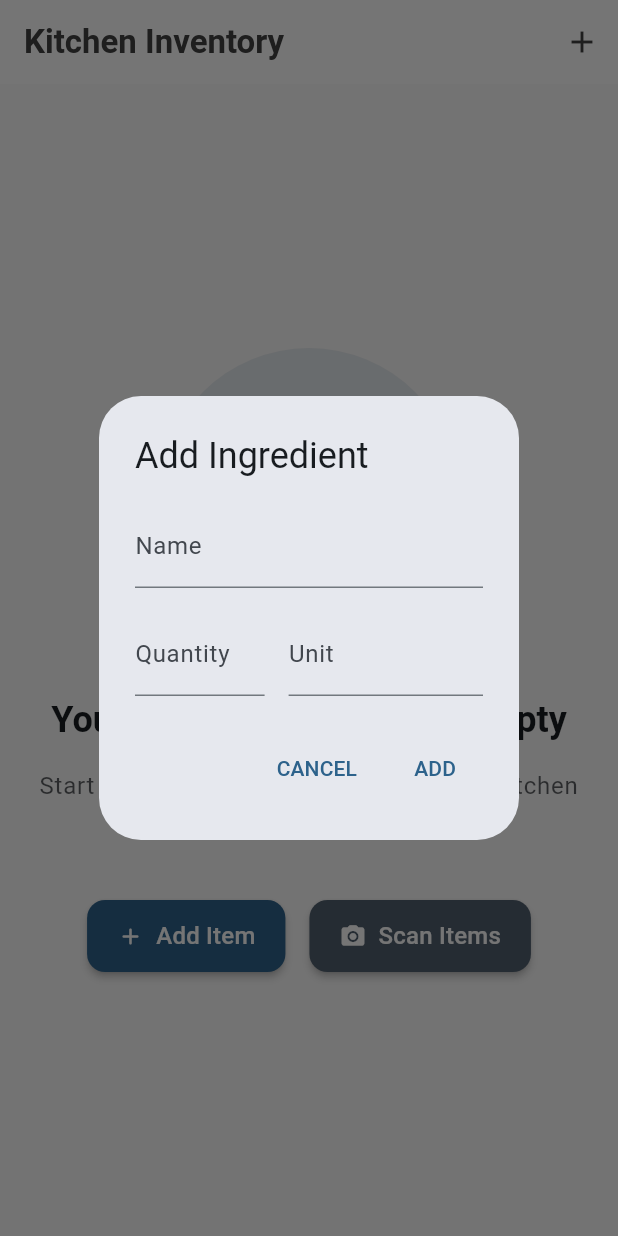
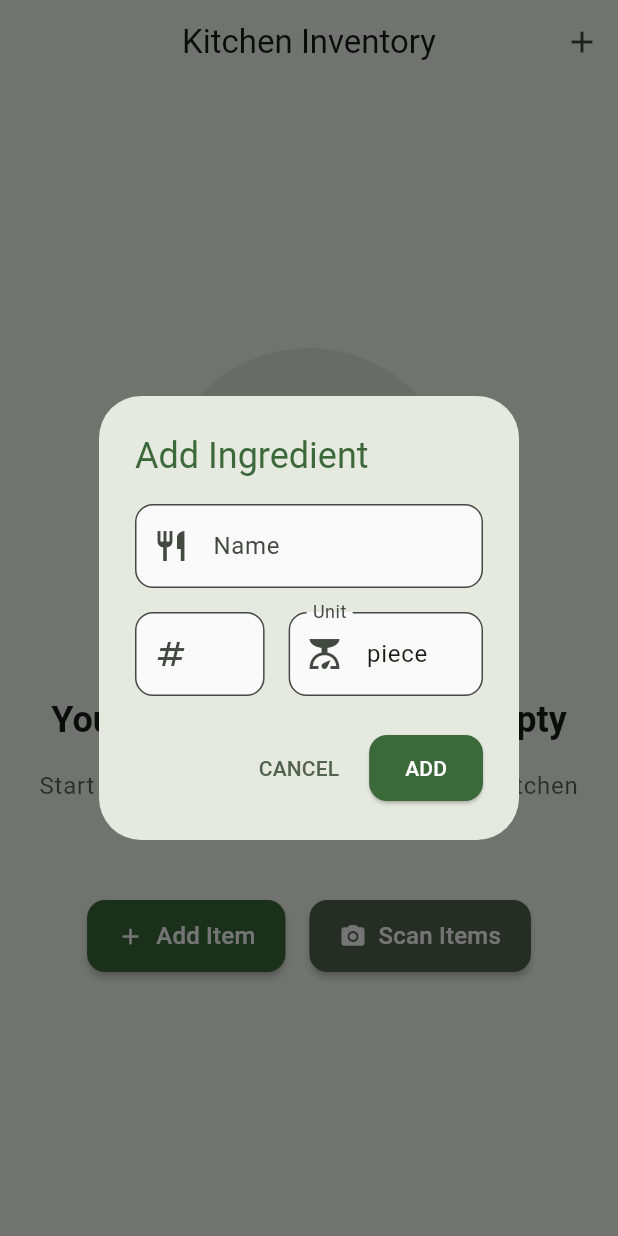
Before and after one commit to Alex-apostolo/what-can-i-make, a Flutter app: the screen it shows after launch, after a tap on "Add Item", on a phone screen of 412 x 824 dp. Run offline on Flutter 3.47's test engine with Material 3 defaults, Android fonts, the phone set to English and light mode, and no system bars; our stand-ins replace dartz, flutter_dotenv, image_picker, sqflite; missing offline and left inert: openai_dart; accounts and stored records are empty.

Commit message:
Added app theme

```diff
--- a/lib/main.dart
+++ b/lib/main.dart
@@ -1,6 +1,7 @@
 import 'package:flutter/material.dart';
 import 'package:flutter_dotenv/flutter_dotenv.dart';
 import 'presentation/inventory/inventory_screen.dart';
+import 'presentation/theme/app_theme.dart';
 import 'data/repositories/storage_repository.dart';
 import 'core/error/error_handler.dart';
 
@@ -38,10 +39,9 @@ class MyApp extends StatelessWidget {
   Widget build(BuildContext context) {
     return MaterialApp(
       title: 'Kitchen Inventory',
-      theme: ThemeData(
-        colorScheme: ColorScheme.fromSeed(seedColor: const Color(0xFF64B5F6)),
-        useMaterial3: true,
-      ),
+      theme: AppTheme.lightTheme(),
+      darkTheme: AppTheme.darkTheme(),
+      themeMode: ThemeMode.system, // Respect system theme setting
       navigatorKey: navigatorKey,
       home: InventoryScreen(storageRepository: storageRepository),
     );
--- a/lib/presentation/inventory/components/app_bar.dart
+++ b/lib/presentation/inventory/components/app_bar.dart
@@ -16,23 +16,16 @@ class HomeAppBar extends StatelessWidget implements PreferredSizeWidget {
   Widget build(BuildContext context) {
     return AppBar(
       elevation: 0,
-      backgroundColor: Colors.white,
-      title: const Text(
-        'Kitchen Inventory',
-        style: TextStyle(
-          color: Color(0xFF424242),
-          fontWeight: FontWeight.w600,
-        ),
-      ),
+      title: const Text('Kitchen Inventory'),
       actions: [
         if (hasItems)
           IconButton(
-            icon: const Icon(Icons.delete_sweep, color: Color(0xFF424242)),
+            icon: const Icon(Icons.delete_sweep),
             tooltip: 'Clear all items',
             onPressed: onClearPressed,
           ),
         IconButton(
-          icon: const Icon(Icons.add, color: Color(0xFF424242)),
+          icon: const Icon(Icons.add),
           tooltip: 'Add item manually',
           onPressed: onAddPressed,
         ),
--- a/lib/presentation/inventory/dialogs/add_item_dialog.dart
+++ b/lib/presentation/inventory/dialogs/add_item_dialog.dart
@@ -16,6 +16,13 @@ class _AddItemDialogState extends State<AddItemDialog> {
   final _nameController = TextEditingController();
   final _quantityController = TextEditingController();
   final _unitController = TextEditingController();
+
+  @override
+  void initState() {
+    super.initState();
+    // Set default unit
+    _unitController.text = 'piece';
+  }
 
   @override
   void dispose() {
@@ -41,8 +48,14 @@ class _AddItemDialogState extends State<AddItemDialog> {
 
   @override
   Widget build(BuildContext context) {
+    final theme = Theme.of(context);
+    final colorScheme = theme.colorScheme;
+
     return AlertDialog(
-      title: const Text('Add Ingredient'),
+      title: Text(
+        'Add Ingredient',
+        style: TextStyle(color: colorScheme.primary),
+      ),
       content: Form(
         key: _formKey,
         child: SingleChildScrollView(
@@ -51,13 +64,17 @@ class _AddItemDialogState extends State<AddItemDialog> {
             children: [
               TextFormField(
                 controller: _nameController,
-                decoration: const InputDecoration(labelText: 'Name'),
+                decoration: const InputDecoration(
+                  labelText: 'Name',
+                  prefixIcon: Icon(Icons.restaurant),
+                ),
                 validator: (value) {
                   if (value == null || value.isEmpty) {
                     return 'Please enter a name';
                   }
                   return null;
                 },
+                textCapitalization: TextCapitalization.sentences,
               ),
               const SizedBox(height: 16),
               Row(
@@ -66,7 +83,10 @@ class _AddItemDialogState extends State<AddItemDialog> {
                     flex: 2,
                     child: TextFormField(
                       controller: _quantityController,
-                      decoration: const InputDecoration(labelText: 'Quantity'),
+                      decoration: const InputDecoration(
+                        labelText: 'Quantity',
+                        prefixIcon: Icon(Icons.numbers),
+                      ),
                       keyboardType: TextInputType.number,
                       validator: (value) {
                         if (value == null || value.isEmpty) {
@@ -84,7 +104,10 @@ class _AddItemDialogState extends State<AddItemDialog> {
                     flex: 3,
                     child: TextFormField(
                       controller: _unitController,
-                      decoration: const InputDecoration(labelText: 'Unit'),
+                      decoration: const InputDecoration(
+                        labelText: 'Unit',
+                        prefixIcon: Icon(Icons.scale),
+                      ),
                       validator: (value) {
                         if (value == null || value.isEmpty) {
                           return 'Required';
@@ -102,9 +125,16 @@ class _AddItemDialogState extends State<AddItemDialog> {
       actions: [
         TextButton(
           onPressed: () => Navigator.of(context).pop(),
-          child: const Text('CANCEL'),
+          child: Text('CANCEL', style: TextStyle(color: colorScheme.secondary)),
         ),
-        TextButton(onPressed: _handleAdd, child: const Text('ADD')),
+        ElevatedButton(
+          onPressed: _handleAdd,
+          style: ElevatedButton.styleFrom(
+            backgroundColor: colorScheme.primary,
+            foregroundColor: colorScheme.onPrimary,
+          ),
+          child: const Text('ADD'),
+        ),
       ],
     );
   }
--- a/lib/presentation/inventory/inventory_screen.dart
+++ b/lib/presentation/inventory/inventory_screen.dart
@@ -118,7 +118,6 @@ class _InventoryScreenState extends State<InventoryScreen> {
     final hasItems = _inventory.isNotEmpty;
 
     return Scaffold(
-      backgroundColor: Colors.grey.shade50,
       appBar: HomeAppBar(
         hasItems: hasItems,
         onAddPressed: _showAddDialog,
--- /dev/null
+++ b/lib/presentation/theme/app_theme.dart
@@ -0,0 +1,99 @@
+import 'package:flutter/material.dart';
+
+/// Defines the app's theme configuration
+class AppTheme {
+  /// Creates the light theme for the app
+  static ThemeData lightTheme() {
+    return ThemeData(
+      useMaterial3: true,
+      colorScheme: ColorScheme.fromSeed(
+        seedColor: Colors.green,
+        brightness: Brightness.light,
+      ),
+      appBarTheme: const AppBarTheme(centerTitle: true, elevation: 0),
+      cardTheme: CardTheme(
+        elevation: 2,
+        shape: RoundedRectangleBorder(borderRadius: BorderRadius.circular(16)),
+      ),
+      elevatedButtonTheme: ElevatedButtonThemeData(
+        style: ElevatedButton.styleFrom(
+          padding: const EdgeInsets.symmetric(horizontal: 24, vertical: 12),
+          shape: RoundedRectangleBorder(
+            borderRadius: BorderRadius.circular(12),
+          ),
+        ),
+      ),
+      inputDecorationTheme: InputDecorationTheme(
+        border: OutlineInputBorder(borderRadius: BorderRadius.circular(12)),
+        filled: true,
+        fillColor: Colors.grey.shade50,
+      ),
+    );
+  }
+
+  /// Creates the dark theme for the app
+  static ThemeData darkTheme() {
+    // Create a dark color scheme based on green
+    final ColorScheme darkColorScheme = ColorScheme.fromSeed(
+      seedColor: Colors.green,
+      brightness: Brightness.dark,
+      surface: const Color(0xFF1E1E1E),
+      background: const Color(0xFF121212),
+      onBackground: Colors.white.withOpacity(0.87),
+      onSurface: Colors.white.withOpacity(0.87),
+    );
+
+    return ThemeData(
+      useMaterial3: true,
+      colorScheme: darkColorScheme,
+      scaffoldBackgroundColor: darkColorScheme.background,
+      appBarTheme: AppBarTheme(
+        centerTitle: true,
+        elevation: 0,
+        backgroundColor: darkColorScheme.surface,
+        foregroundColor: darkColorScheme.onSurface,
+      ),
+      cardTheme: CardTheme(
+        elevation: 2,
+        color: darkColorScheme.surface,
+        shape: RoundedRectangleBorder(borderRadius: BorderRadius.circular(16)),
+      ),
+      dialogTheme: DialogTheme(
+        backgroundColor: darkColorScheme.surface,
+        shape: RoundedRectangleBorder(borderRadius: BorderRadius.circular(16)),
+      ),
+      elevatedButtonTheme: ElevatedButtonThemeData(
+        style: ElevatedButton.styleFrom(
+          padding: const EdgeInsets.symmetric(horizontal: 24, vertical: 12),
+          backgroundColor: darkColorScheme.primary,
+          foregroundColor: darkColorScheme.onPrimary,
+          shape: RoundedRectangleBorder(
+            borderRadius: BorderRadius.circular(12),
+          ),
+        ),
+      ),
+      textButtonTheme: TextButtonThemeData(
+        style: TextButton.styleFrom(foregroundColor: darkColorScheme.primary),
+      ),
+      inputDecorationTheme: InputDecorationTheme(
+        border: OutlineInputBorder(borderRadius: BorderRadius.circular(12)),
+        filled: true,
+        fillColor: darkColorScheme.surfaceVariant.withOpacity(0.3),
+        labelStyle: TextStyle(color: darkColorScheme.onSurfaceVariant),
+        prefixIconColor: darkColorScheme.primary.withOpacity(0.8),
+      ),
+      iconTheme: IconThemeData(
+        color: darkColorScheme.onSurface.withOpacity(0.8),
+      ),
+      dividerTheme: DividerThemeData(
+        color: darkColorScheme.onSurface.withOpacity(0.1),
+      ),
+      bottomSheetTheme: BottomSheetThemeData(
+        backgroundColor: darkColorScheme.surface,
+        shape: const RoundedRectangleBorder(
+          borderRadius: BorderRadius.vertical(top: Radius.circular(20)),
+        ),
+      ),
+    );
+  }
+}
```
Also changed, not shown: lib/presentation/inventory/components/ingredient_card.dart (+28 -19 lines), lib/presentation/inventory/components/ingredient_list.dart (+4 -21 lines).
